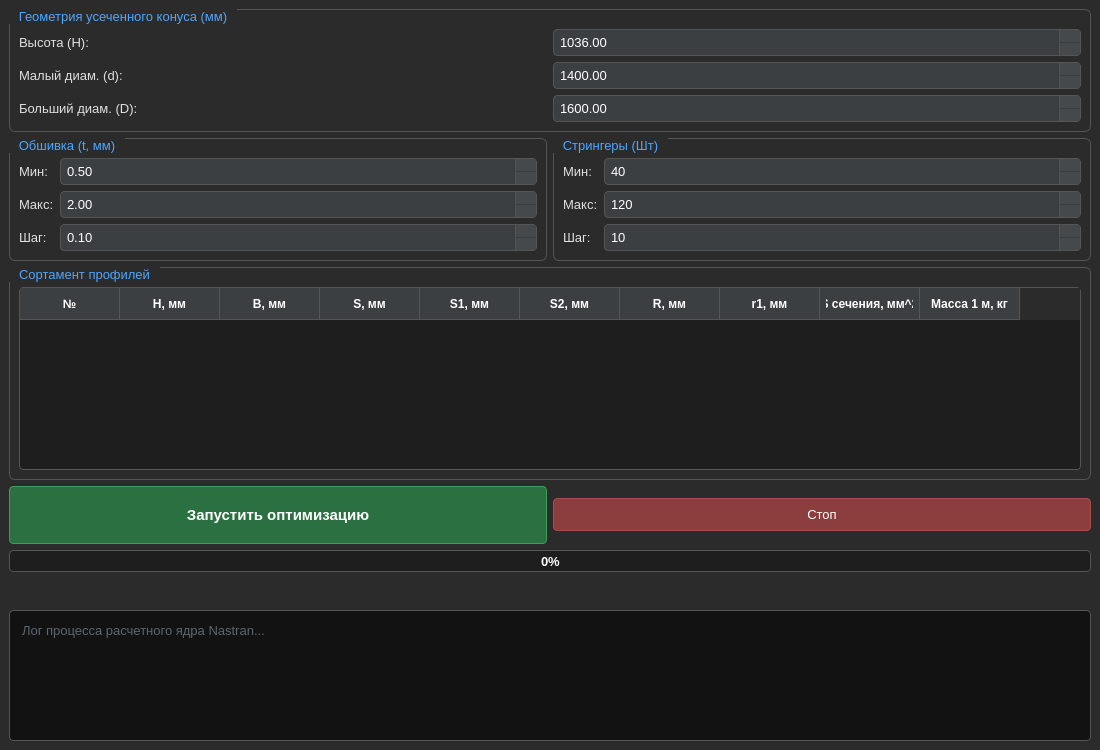
Qt form ui/main_window.ui (eugeneZolotarev/fem_analyze_cone_shell) before a commit.
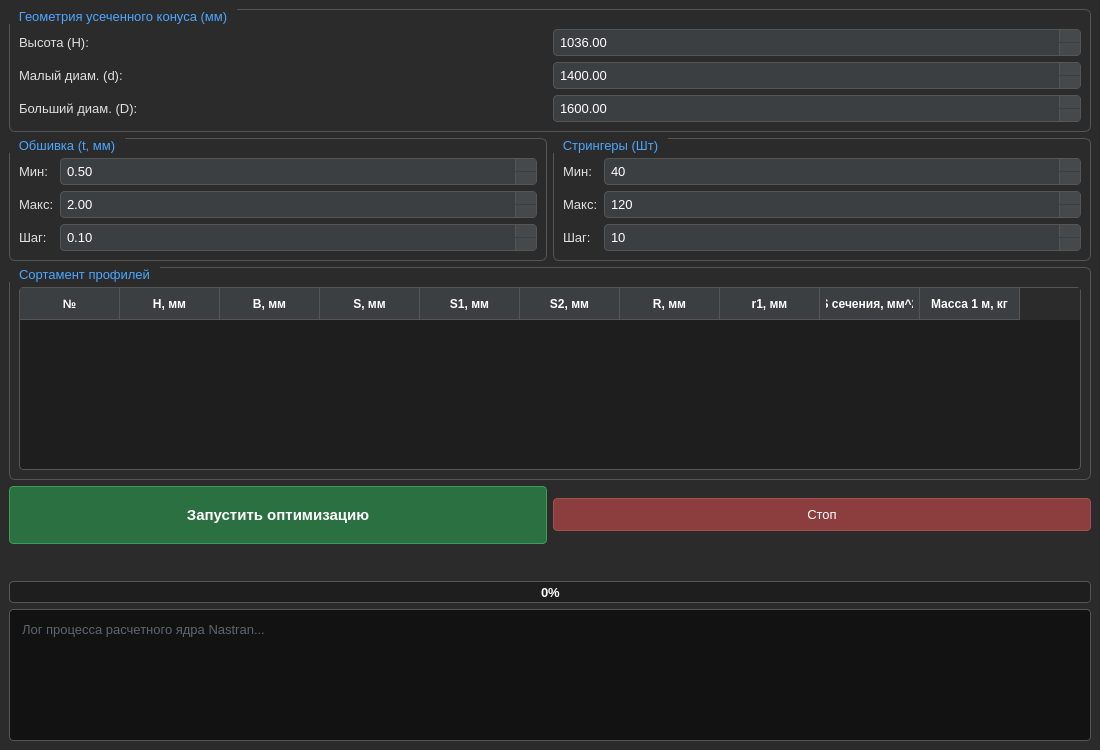
The same form after that commit.

Patch:
```diff
--- a/ui/main_window.ui
+++ b/ui/main_window.ui
@@ -465,13 +465,6 @@
           </item>
          </layout>
         </item>
-        <item>
-         <widget class="QProgressBar" name="progressBar">
-          <property name="value">
-           <number>0</number>
-          </property>
-         </widget>
-        </item>
         <item>
          <spacer name="verticalSpacer">
           <property name="orientation">
@@ -492,6 +485,13 @@
       </item>
      </layout>
     </item>
+    <item>
+     <widget class="QProgressBar" name="progressBar">
+      <property name="value">
+       <number>0</number>
+      </property>
+     </widget>
+    </item>
     <item>
      <widget class="QTextEdit" name="log_output">
       <property name="maximumSize">
```
